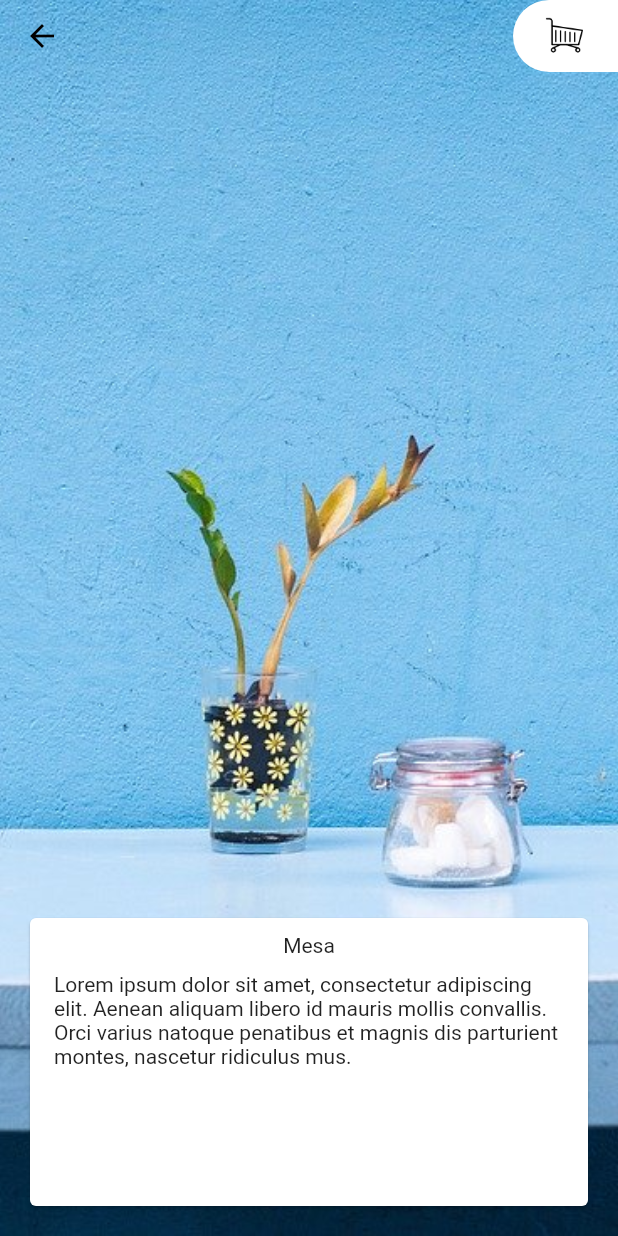
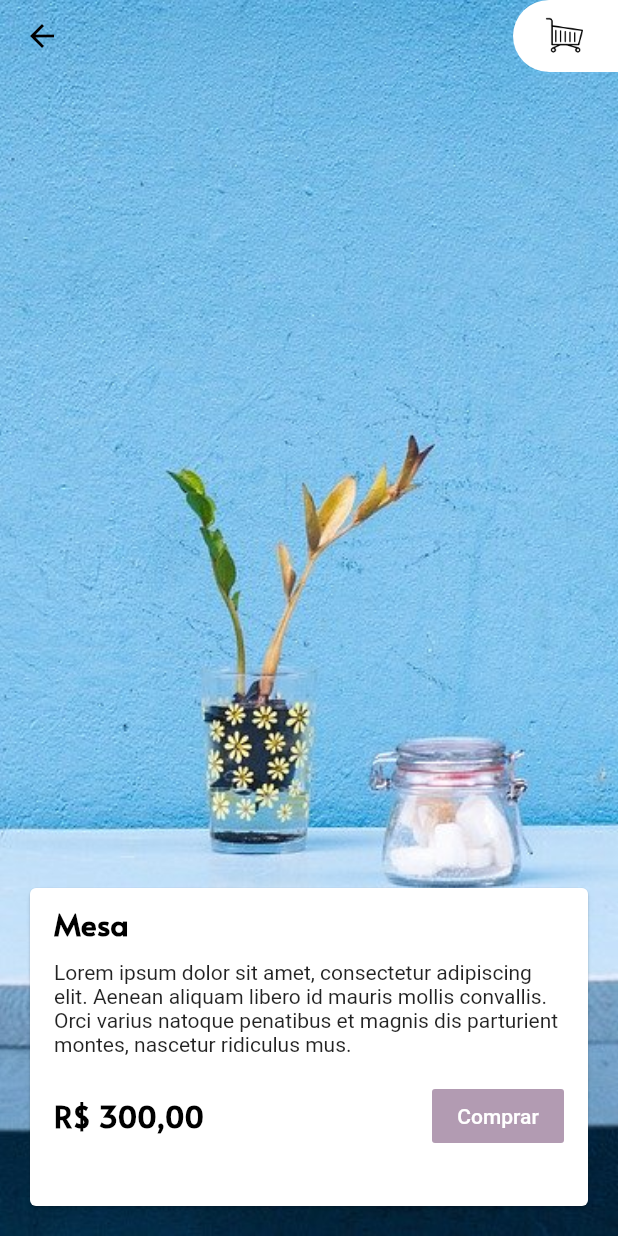
Before and after one commit to marcusmontanher/lojinha_alura, a Flutter app: the screen it shows after launch, after a tap on "Mesa", on a phone screen of 412 x 824 dp. Run offline on Flutter 3.47's test engine with Material 2 defaults, Android fonts, the phone set to English and light mode, and no system bars.

Commit message:
conclusão da lojinha

```diff
--- a/lib/main.dart
+++ b/lib/main.dart
@@ -1,6 +1,8 @@
 import 'package:flutter/material.dart';
+import 'package:lojinha_alura/modelos/item_carrinho.dart';
 import 'package:lojinha_alura/modelos/moveis.dart';
 import 'package:lojinha_alura/paginas/carrinho.dart';
+import 'package:lojinha_alura/paleta_cores.dart';
 import 'package:lojinha_alura/widgets/appbar_customizada.dart';
 import 'package:lojinha_alura/widgets/grid_produtos.dart';
 
@@ -16,17 +18,42 @@ class MyApp extends StatelessWidget {
       title: 'Flutter Demo',
       debugShowCheckedModeBanner: false,
       theme: ThemeData(
-        primarySwatch: Colors.blue,
-        visualDensity: VisualDensity.adaptivePlatformDensity,
+        primarySwatch: PaletaCores().lilas,
+        textTheme: TextTheme(
+          headline1: TextStyle(
+              fontSize: 20,
+              fontFamily: 'Alata',
+              fontWeight: FontWeight.bold,
+              color: Colors.black),
+          headline2: TextStyle(
+              fontSize: 20,
+              fontFamily: 'Alata',
+              fontWeight: FontWeight.bold,
+              color: Colors.white),
+          headline3: TextStyle(
+              fontSize: 16,
+              fontFamily: 'Alata',
+              fontWeight: FontWeight.bold,
+              color: Colors.black),
+          headline4: TextStyle(
+              fontSize: 20, fontWeight: FontWeight.bold, color: Colors.black),
+          headline5: TextStyle(
+              fontSize: 20, fontWeight: FontWeight.w200, color: Colors.black),
+        ),
       ),
       home: Inicio(),
     );
   }
 }
 
-class Inicio extends StatelessWidget {
+class Inicio extends StatefulWidget {
   final List moveis = Moveis().moveis;
+  static List<ItemCarrinho> itensCarrinho = List();
+  @override
+  _InicioState createState() => _InicioState();
+}
 
+class _InicioState extends State<Inicio> {
   @override
   Widget build(BuildContext context) {
     return Scaffold(
@@ -41,14 +68,19 @@ class Inicio extends StatelessWidget {
             children: [
               Expanded(
                 child: Container(
-                  margin: EdgeInsets.only(left: 30, right: 20, top: 10, bottom: 10),
+                  margin:
+                      EdgeInsets.only(left: 30, right: 20, top: 10, bottom: 10),
                   child: Divider(),
                 ),
               ),
-              Text('Produtos'),
+              Text(
+                'Produtos',
+                style: Theme.of(context).textTheme.headline3,
+              ),
               Expanded(
                 child: Container(
-                  margin: EdgeInsets.only(left: 20, right: 30, top: 10, bottom: 10),
+                  margin:
+                      EdgeInsets.only(left: 20, right: 30, top: 10, bottom: 10),
                   child: Divider(),
                 ),
               ),
@@ -57,10 +89,15 @@ class Inicio extends StatelessWidget {
           Flexible(
             child: GridProdutos(
               moveis: Moveis().moveis,
+              atualiza: atualiza,
             ),
           ),
         ],
       ),
     );
   }
+
+  atualiza() {
+    setState(() {});
+  }
 }
--- /dev/null
+++ b/lib/modelos/item_carrinho.dart
@@ -0,0 +1,8 @@
+import 'package:lojinha_alura/modelos/movel.dart';
+
+class ItemCarrinho {
+  final Movel movel;
+  int quantidade;
+
+  ItemCarrinho({this.movel, this.quantidade});
+}
--- a/lib/paginas/detalhes.dart
+++ b/lib/paginas/detalhes.dart
@@ -3,10 +3,18 @@ import 'package:lojinha_alura/modelos/movel.dart';
 import 'package:lojinha_alura/widgets/appbar_customizada.dart';
 import 'package:lojinha_alura/widgets/card_detalhes.dart';
 
-class Detalhes extends StatelessWidget {
+class Detalhes extends StatefulWidget {
   final Movel movel;
+  const Detalhes({this.movel});
 
-  const Detalhes({this.movel});
+  _DetalhesState createState() => _DetalhesState();
+}
+
+class _DetalhesState extends State<Detalhes> {
+  @override
+  void initState() {
+    super.initState();
+  }
 
   @override
   Widget build(BuildContext context) {
@@ -14,7 +22,7 @@ class Detalhes extends StatelessWidget {
       decoration: BoxDecoration(
         image: DecorationImage(
           fit: BoxFit.cover,
-          image: AssetImage('utilidades/assets/imagens/${movel.foto}'),
+          image: AssetImage('utilidades/assets/imagens/${widget.movel.foto}'),
         ),
       ),
       child: Scaffold(
@@ -27,13 +35,20 @@ class Detalhes extends StatelessWidget {
           child: Align(
             alignment: Alignment.bottomCenter,
             child: Container(
-              height: 200,
+              height: 220,
               margin: EdgeInsets.all(16),
-              child: CardDetalhes(movel: movel,),
+              child: CardDetalhes(
+                movel: widget.movel,
+                atualizaPagina: atualiza,
+              ),
             ),
           ),
         ),
       ),
     );
   }
+
+  atualiza() {
+    setState(() {});
+  }
 }
--- /dev/null
+++ b/lib/paleta_cores.dart
@@ -0,0 +1,19 @@
+import 'package:flutter/cupertino.dart';
+import 'package:flutter/material.dart';
+
+class PaletaCores {
+  static Map<int, Color> _amostraLilas = {
+    50: Color.fromRGBO(178, 155, 178, 0.05),
+    100: Color.fromRGBO(178, 155, 178, 0.1),
+    200: Color.fromRGBO(178, 155, 178, 0.2),
+    300: Color.fromRGBO(178, 155, 178, 0.3),
+    400: Color.fromRGBO(178, 155, 178, 0.4),
+    500: Color.fromRGBO(178, 155, 178, 0.5),
+    600: Color.fromRGBO(178, 155, 178, 0.6),
+    700: Color.fromRGBO(178, 155, 178, 0.7),
+    800: Color.fromRGBO(178, 155, 178, 0.8),
+    900: Color.fromRGBO(178, 155, 178, 0.9),
+  };
+
+  MaterialColor lilas = MaterialColor(0xFFB29BB2, _amostraLilas);
+}
--- a/lib/widgets/appbar_customizada.dart
+++ b/lib/widgets/appbar_customizada.dart
@@ -14,9 +14,7 @@ class AppBarCustomizada extends StatelessWidget with PreferredSizeWidget {
       iconTheme: IconThemeData(color: Colors.black),
       title: Text(
         titulo,
-        style: TextStyle(
-          color: Colors.black,
-        ),
+        style: Theme.of(context).textTheme.headline1,
       ),
       backgroundColor: Colors.transparent,
       elevation: 0.0,
--- a/lib/widgets/botao_carrinho.dart
+++ b/lib/widgets/botao_carrinho.dart
@@ -1,12 +1,20 @@
 import 'package:flutter/cupertino.dart';
 import 'package:flutter/material.dart';
+import 'package:lojinha_alura/main.dart';
+import 'package:lojinha_alura/widgets/indicador_botao_carrinho.dart';
 
-class BotaoCarrinho extends StatelessWidget {
+class BotaoCarrinho extends StatefulWidget {
+  @override
+  _BotaoCarrinhoState createState() => _BotaoCarrinhoState();
+}
+
+class _BotaoCarrinhoState extends State<BotaoCarrinho> {
   @override
   Widget build(BuildContext context) {
     return InkWell(
       onTap: () {
-        Navigator.pushNamed(context, "/carrinho");
+        Navigator.pushNamed(context, "/carrinho")
+            .then((value) => setState(() {}));
       },
       child: Container(
         decoration: BoxDecoration(
@@ -19,11 +27,23 @@ class BotaoCarrinho extends StatelessWidget {
         alignment: Alignment.centerRight,
         height: 40,
         padding: EdgeInsets.only(right: 20, left: 20),
-        child: Image(
-          height: 30,
-          image: AssetImage('utilidades/assets/icones/carrinho.png'),
-        ),
+        child: _visibilidadeIndicadorCarrinho(),
       ),
     );
   }
+
+  _visibilidadeIndicadorCarrinho() {
+    return Inicio.itensCarrinho.length > 0
+        ? Stack(children: [
+            Image(
+              height: 30,
+              image: AssetImage('utilidades/assets/icones/carrinho.png'),
+            ),
+            IndicadorBotaoCarrinho()
+          ])
+        : Image(
+            height: 30,
+            image: AssetImage('utilidades/assets/icones/carrinho.png'),
+          );
+  }
 }
--- a/lib/widgets/card_detalhes.dart
+++ b/lib/widgets/card_detalhes.dart
@@ -1,22 +1,75 @@
 import 'package:flutter/material.dart';
+import 'package:intl/intl.dart';
+import 'package:lojinha_alura/main.dart';
+import 'package:lojinha_alura/modelos/item_carrinho.dart';
 import 'package:lojinha_alura/modelos/movel.dart';
 import 'package:lojinha_alura/widgets/texto_detalhes.dart';
 
 class CardDetalhes extends StatelessWidget {
+  final formatacaoReais = NumberFormat.currency(locale: 'pt_BR', symbol: 'R\$');
 
   final Movel movel;
+  final Function atualizaPagina;
 
-  const CardDetalhes({this.movel});
+  CardDetalhes({this.movel, this.atualizaPagina});
 
   @override
   Widget build(BuildContext context) {
     return Card(
       child: Column(
+        crossAxisAlignment: CrossAxisAlignment.start,
         children: [
-          TextoDetalhes(texto: movel.title,),
-          TextoDetalhes(texto: movel.descricao,),
+          TextoDetalhes(
+            texto: movel.title,
+            estilo: Theme.of(context).textTheme.headline1,
+          ),
+          TextoDetalhes(
+            texto: movel.descricao,
+          ),
+          Container(
+            margin: EdgeInsets.only(left: 16, right: 16, top: 16, bottom: 8),
+            child: Row(
+              mainAxisAlignment: MainAxisAlignment.spaceBetween,
+              children: [
+                Text(
+                  formatacaoReais.format(movel.preco),
+                  style: Theme.of(context).textTheme.headline1,
+                ),
+                FlatButton(
+                  color: Theme.of(context).primaryColor,
+                  onPressed: () {
+                    _verificarListaItemCarrinho(
+                      Inicio.itensCarrinho,
+                      ItemCarrinho(movel: movel, quantidade: 1),
+                    );
+                  },
+                  child: Text(
+                    "Comprar",
+                    style: TextStyle(
+                      color: Colors.white,
+                    ),
+                  ),
+                ),
+              ],
+            ),
+          ),
         ],
       ),
     );
   }
+
+  _adicionarItemCarrinho(item) {
+    Inicio.itensCarrinho.add(item);
+    atualizaPagina();
+  }
+
+  _verificarListaItemCarrinho(List<ItemCarrinho> lista, ItemCarrinho item) {
+    int indiceMovel = lista.indexWhere((item) => item.movel == movel);
+
+    if (indiceMovel >= 0) {
+      lista[indiceMovel].quantidade = lista[indiceMovel].quantidade + 1;
+    } else {
+      _adicionarItemCarrinho(item);
+    }
+  }
 }
--- a/lib/widgets/degrade_elemento_grid_produtos.dart
+++ b/lib/widgets/degrade_elemento_grid_produtos.dart
@@ -1,20 +1,18 @@
 import 'package:flutter/material.dart';
 
-class DegradeElementoGridProdutos extends StatelessWidget{
+class DegradeElementoGridProdutos extends StatelessWidget {
   @override
   Widget build(BuildContext context) {
     return Container(
       decoration: BoxDecoration(
         gradient: LinearGradient(
-          begin: Alignment.topCenter,
-          end: Alignment.bottomCenter,
-          colors: [
-            Colors.transparent,
-            Color.fromRGBO(175,155,178,1),
-          ]
-        ),
+            begin: Alignment.topCenter,
+            end: Alignment.bottomCenter,
+            colors: [
+              Colors.transparent,
+              Theme.of(context).primaryColor,
+            ]),
       ),
     );
   }
-
 }
--- a/lib/widgets/elemento_grid_produtos.dart
+++ b/lib/widgets/elemento_grid_produtos.dart
@@ -6,27 +6,31 @@ import 'package:lojinha_alura/widgets/degrade_elemento_grid_produtos.dart';
 import 'package:lojinha_alura/widgets/imagem_elemento_grid_produtos.dart';
 import 'package:lojinha_alura/widgets/titulo_elemento_grid_produtos.dart';
 
-class ElementoGridProduto extends StatelessWidget {
+class ElementoGridProduto extends StatefulWidget {
   final Movel movel;
+  final Function atualiza;
+  const ElementoGridProduto({this.movel, this.atualiza});
 
-  const ElementoGridProduto({this.movel});
+  @override
+  _ElementoGridProdutoState createState() => _ElementoGridProdutoState();
+}
 
+class _ElementoGridProdutoState extends State<ElementoGridProduto> {
   @override
   Widget build(BuildContext context) {
     return InkWell(
-      onTap: (){
-        Navigator.push(context,
-          MaterialPageRoute(builder: (context) => Detalhes(movel: movel,))
-        );
+      onTap: () {
+        Navigator.push(
+            context,
+            MaterialPageRoute(
+                builder: (context) => Detalhes(
+                      movel: widget.movel,
+                    ))).then((value) => widget.atualiza);
       },
       child: Container(
         decoration: BoxDecoration(
           boxShadow: [
-            BoxShadow(
-              spreadRadius: 2,
-              blurRadius: 8,
-              color: Colors.black26
-            ),
+            BoxShadow(spreadRadius: 2, blurRadius: 8, color: Colors.black26),
           ],
         ),
         margin: EdgeInsets.all(10),
@@ -36,11 +40,11 @@ class ElementoGridProduto extends StatelessWidget {
             alignment: Alignment.center,
             children: [
               ImagemElementoGridProdutos(
-                imagem: movel.foto,
+                imagem: widget.movel.foto,
               ),
               DegradeElementoGridProdutos(),
               TituloElementoGridProdutos(
-                titulo: movel.title,
+                titulo: widget.movel.title,
               ),
             ],
           ),
--- a/lib/widgets/grid_produtos.dart
+++ b/lib/widgets/grid_produtos.dart
@@ -5,8 +5,9 @@ import 'package:lojinha_alura/widgets/elemento_grid_produtos.dart';
 
 class GridProdutos extends StatelessWidget {
   final moveis;
+  final Function atualiza;
 
-  const GridProdutos({this.moveis});
+  const GridProdutos({this.moveis, this.atualiza});
 
   @override
   Widget build(BuildContext context) {
--- a/lib/widgets/texto_detalhes.dart
+++ b/lib/widgets/texto_detalhes.dart
@@ -2,14 +2,25 @@ import 'package:flutter/material.dart';
 
 class TextoDetalhes extends StatelessWidget {
   final String texto;
+  final TextStyle estilo;
 
-  const TextoDetalhes({this.texto});
+  const TextoDetalhes({this.texto, this.estilo});
 
   @override
   Widget build(BuildContext context) {
     return Container(
       margin: EdgeInsets.only(left: 16, right: 16, top: 10),
-      child: Text(texto),
+      child: _estilizarTexto(texto),
     );
   }
+
+  Text _estilizarTexto(texto) {
+    if (estilo != null) {
+      return Text(
+        texto,
+        style: estilo,
+      );
+    }
+    return Text(texto);
+  }
 }
--- a/lib/widgets/titulo_elemento_grid_produtos.dart
+++ b/lib/widgets/titulo_elemento_grid_produtos.dart
@@ -9,7 +9,11 @@ class TituloElementoGridProdutos extends StatelessWidget {
   Widget build(BuildContext context) {
     return Positioned(
       bottom: 10,
-      child: Text(titulo),
+      child: Text(
+        titulo,
+        style: Theme.of(context).textTheme.headline2,
+        overflow: TextOverflow.fade,
+      ),
     );
   }
 }
```
Also changed, not shown: lib/paginas/carrinho.dart (+53 -3 lines), lib/widgets/indicador_botao_carrinho.dart (added, +16 -0 lines), lib/widgets/lista_carrinho.dart (added, +126 -0 lines), pubspec.yaml (+6 -11 lines).
